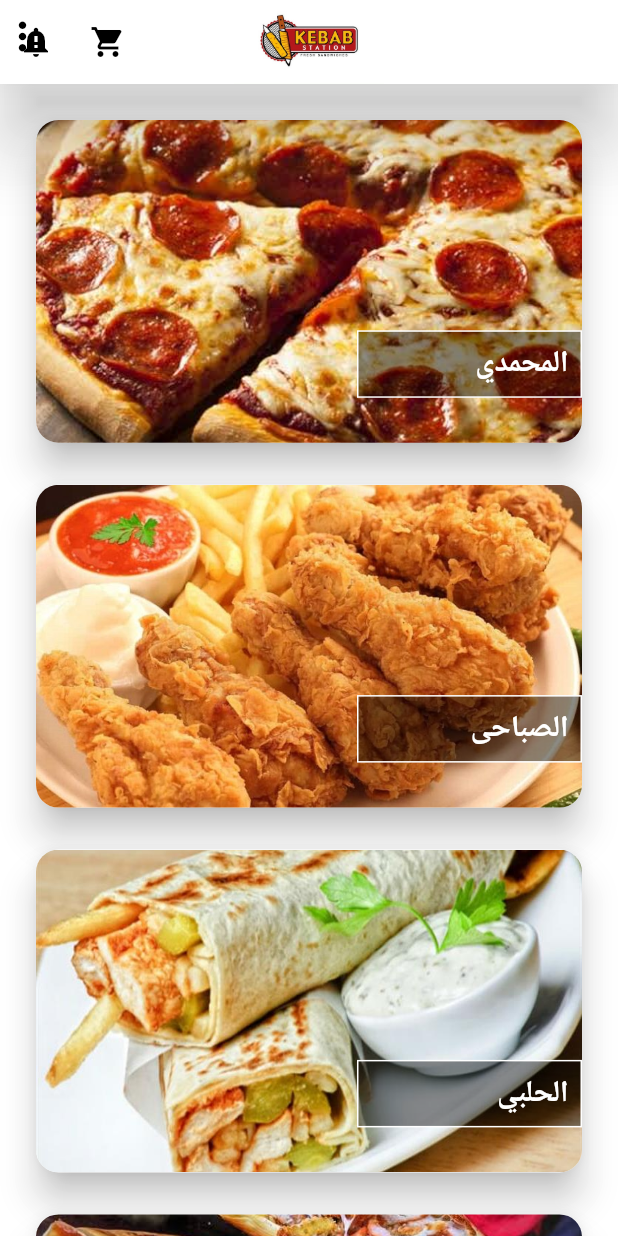
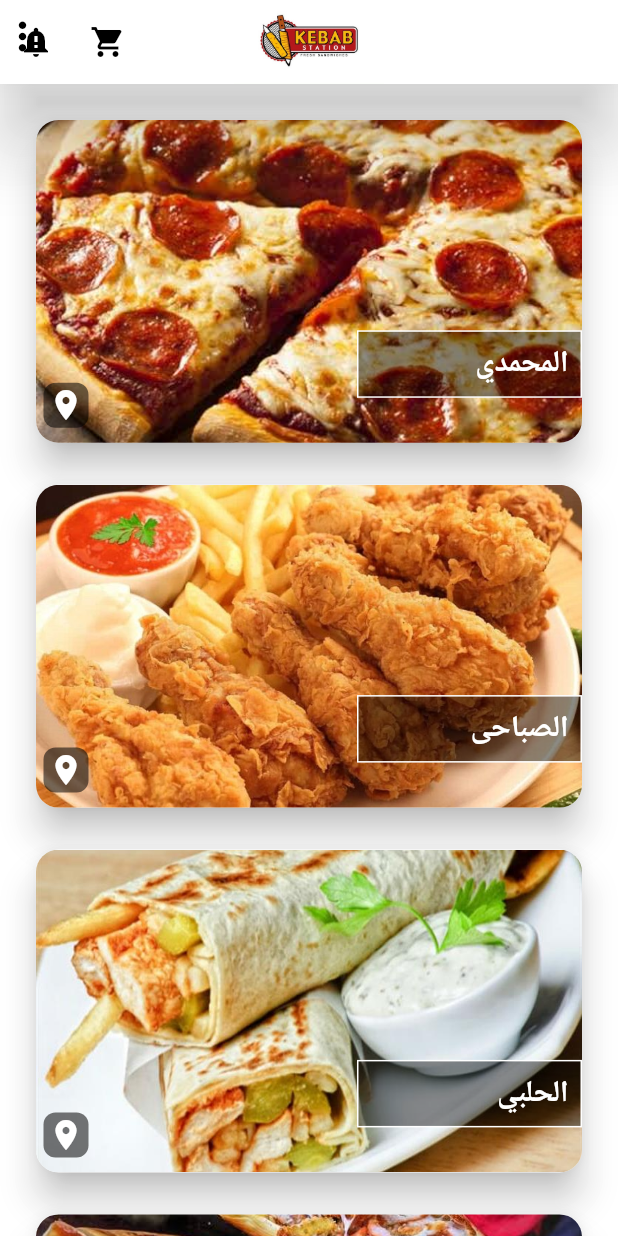
Before and after one commit to ahmedabdelsamie-eng/KebabApplication, a Flutter app: the HomeScreen screen opened by its route, on a phone screen of 412 x 824 dp. Run offline on Flutter 3.47's test engine with Material 2 defaults, Android fonts, the phone set to English and light mode, and no system bars; our stand-ins replace animated_text_kit, easy_localization, google_maps_flutter, shared_preferences; accounts and stored records are empty.

Commit message:
use maps

```diff
--- a/lib/widgets/category_item.dart
+++ b/lib/widgets/category_item.dart
@@ -1,4 +1,6 @@
 import 'package:flutter/material.dart';
+import 'package:kabab/screens/map_screen.dart';
+
 import 'package:kabab/screens/single_category_screen.dart';
 
 class CategoryItem extends StatelessWidget {
@@ -53,6 +55,33 @@ class CategoryItem extends StatelessWidget {
                         fontSize: 20),
                   ),
                 ),
+              ),
+              Positioned(
+                left: 5,
+                bottom: 10,
+                child: InkWell(
+                  onTap: () {
+                    Navigator.of(context).push(
+                      MaterialPageRoute(
+                        fullscreenDialog: true,
+                        builder: (ctx) => MapScreen(),
+                      ),
+                    );
+                  },
+                  child: Container(
+                    padding: EdgeInsets.all(3),
+                    decoration: BoxDecoration(
+                      borderRadius: BorderRadius.circular(8),
+                      color: Colors.black54,
+                    ),
+                    child: Center(
+                      child: Icon(
+                        Icons.location_on,
+                        color: Colors.white,
+                      ),
+                    ),
+                  ),
+                ),
               )
             ],
           ),
--- a/pubspec.yaml
+++ b/pubspec.yaml
@@ -42,6 +42,8 @@ dependencies:
   particles_flutter: ^0.1.2
   path_provider: ^2.0.1
   path: ^1.8.0
+  google_maps_flutter: ^2.0.6
+  location: ^4.1.1
 
 
   # The following adds the Cupertino Icons font to your application.
```
Also changed, not shown: lib/screens/map_screen.dart (added, +47 -0 lines), pubspec.lock, 3 other files.
